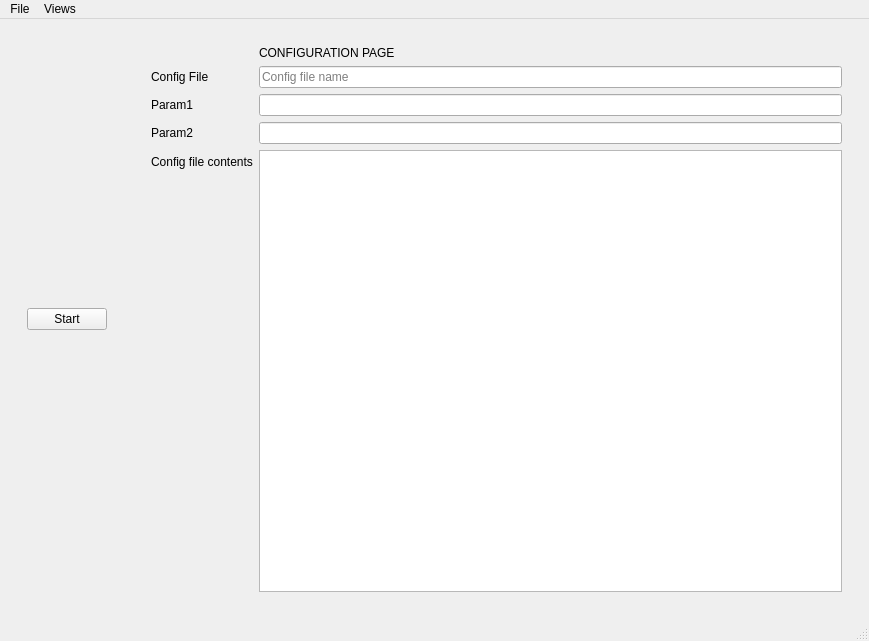
Before: the Qt Designer form DAQ/python/dwaDaqUI.ui in dunewires/ElectricalMethod, drawn with Qt 5.
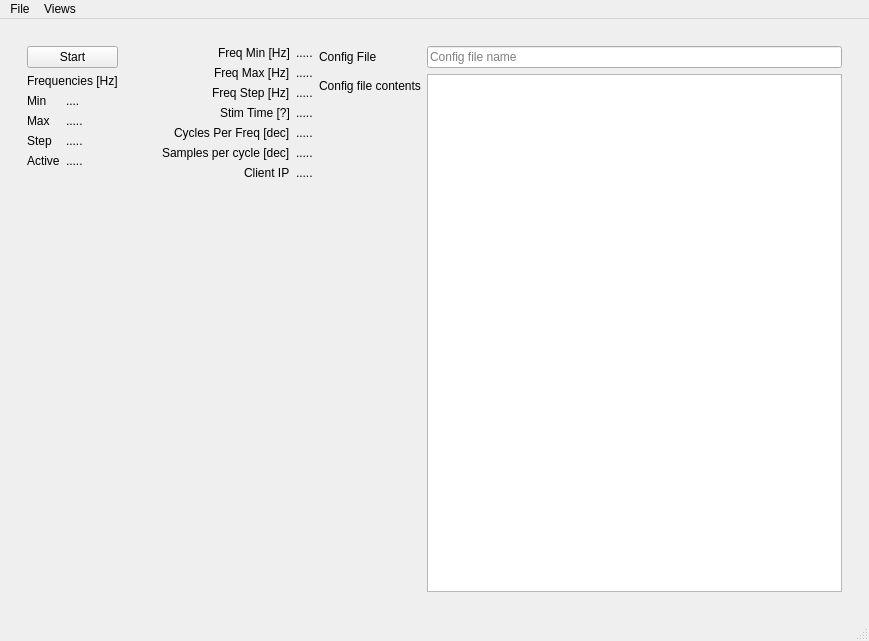
After: the same form once the commit is applied. Custom widgets are drawn as their Qt base class.

Commit message: config file echo and ampl plots

Diff of the .ui file:
```diff
--- a/DAQ/python/dwaDaqUI.ui
+++ b/DAQ/python/dwaDaqUI.ui
@@ -28,6 +28,79 @@
             </property>
            </widget>
           </item>
+          <item>
+           <layout class="QFormLayout" name="formLayout_3">
+            <property name="labelAlignment">
+             <set>Qt::AlignLeading|Qt::AlignLeft|Qt::AlignVCenter</set>
+            </property>
+            <property name="formAlignment">
+             <set>Qt::AlignLeading|Qt::AlignLeft|Qt::AlignTop</set>
+            </property>
+            <item row="0" column="0" colspan="2">
+             <widget class="QLabel" name="globalFreqHeading">
+              <property name="text">
+               <string>Frequencies [Hz]</string>
+              </property>
+             </widget>
+            </item>
+            <item row="1" column="0">
+             <widget class="QLabel" name="globalFreqMin_label">
+              <property name="text">
+               <string>Min</string>
+              </property>
+             </widget>
+            </item>
+            <item row="1" column="1">
+             <widget class="QLabel" name="globalFreqMin_val">
+              <property name="text">
+               <string>....</string>
+              </property>
+             </widget>
+            </item>
+            <item row="2" column="0">
+             <widget class="QLabel" name="globalFreqMax_label">
+              <property name="text">
+               <string>Max</string>
+              </property>
+             </widget>
+            </item>
+            <item row="2" column="1">
+             <widget class="QLabel" name="globalFreqMax_val">
+              <property name="text">
+               <string>.....</string>
+              </property>
+             </widget>
+            </item>
+            <item row="3" column="0">
+             <widget class="QLabel" name="globalFreqStep_label">
+              <property name="text">
+               <string>Step</string>
+              </property>
+             </widget>
+            </item>
+            <item row="3" column="1">
+             <widget class="QLabel" name="globalFreqStep_val">
+              <property name="text">
+               <string>.....</string>
+              </property>
+             </widget>
+            </item>
+            <item row="4" column="0">
+             <widget class="QLabel" name="globalFreqActive_label">
+              <property name="text">
+               <string>Active</string>
+              </property>
+             </widget>
+            </item>
+            <item row="4" column="1">
+             <widget class="QLabel" name="globalFreqActive_val">
+              <property name="text">
+               <string>.....</string>
+              </property>
+             </widget>
+            </item>
+           </layout>
+          </item>
          </layout>
         </widget>
        </item>
@@ -50,63 +123,151 @@
           <number>0</number>
          </property>
          <widget class="QWidget" name="page_config">
-          <layout class="QFormLayout" name="formLayout">
-           <item row="0" column="1">
-            <widget class="QLabel" name="configPage_label">
-             <property name="text">
-              <string>CONFIGURATION PAGE</string>
+          <layout class="QHBoxLayout" name="horizontalLayout_4" stretch="0,8">
+           <item>
+            <layout class="QFormLayout" name="formLayout_2">
+             <property name="labelAlignment">
+              <set>Qt::AlignRight|Qt::AlignTrailing|Qt::AlignVCenter</set>
              </property>
-            </widget>
-           </item>
-           <item row="1" column="1">
-            <widget class="QLineEdit" name="configFileName">
-             <property name="autoFillBackground">
-              <bool>false</bool>
+             <property name="formAlignment">
+              <set>Qt::AlignLeading|Qt::AlignLeft|Qt::AlignTop</set>
              </property>
-             <property name="text">
-              <string/>
-             </property>
-             <property name="placeholderText">
-              <string>Config file name</string>
-             </property>
-            </widget>
+             <item row="0" column="0">
+              <widget class="QLabel" name="freqMin_label">
+               <property name="text">
+                <string>Freq Min [Hz]</string>
+               </property>
+              </widget>
+             </item>
+             <item row="0" column="1">
+              <widget class="QLabel" name="freqMin_val">
+               <property name="text">
+                <string>.....</string>
+               </property>
+              </widget>
+             </item>
+             <item row="1" column="0">
+              <widget class="QLabel" name="freqMax_label">
+               <property name="text">
+                <string>Freq Max [Hz]</string>
+               </property>
+              </widget>
+             </item>
+             <item row="1" column="1">
+              <widget class="QLabel" name="freqMax_val">
+               <property name="text">
+                <string>.....</string>
+               </property>
+              </widget>
+             </item>
+             <item row="2" column="0">
+              <widget class="QLabel" name="freqStep_label">
+               <property name="text">
+                <string>Freq Step [Hz]</string>
+               </property>
+              </widget>
+             </item>
+             <item row="2" column="1">
+              <widget class="QLabel" name="freqStep_val">
+               <property name="text">
+                <string>.....</string>
+               </property>
+              </widget>
+             </item>
+             <item row="3" column="0">
+              <widget class="QLabel" name="stimTime_label">
+               <property name="text">
+                <string>Stim Time [?]</string>
+               </property>
+              </widget>
+             </item>
+             <item row="3" column="1">
+              <widget class="QLabel" name="stimTime_val">
+               <property name="text">
+                <string>.....</string>
+               </property>
+              </widget>
+             </item>
+             <item row="4" column="0">
+              <widget class="QLabel" name="cycPerFreq_label">
+               <property name="text">
+                <string>Cycles Per Freq [dec]</string>
+               </property>
+              </widget>
+             </item>
+             <item row="4" column="1">
+              <widget class="QLabel" name="cycPerFreq_val">
+               <property name="text">
+                <string>.....</string>
+               </property>
+              </widget>
+             </item>
+             <item row="5" column="0">
+              <widget class="QLabel" name="sampPerCyc_label">
+               <property name="text">
+                <string>Samples per cycle [dec]</string>
+               </property>
+              </widget>
+             </item>
+             <item row="5" column="1">
+              <widget class="QLabel" name="sampPerCyc_val">
+               <property name="text">
+                <string>.....</string>
+               </property>
+              </widget>
+             </item>
+             <item row="6" column="0">
+              <widget class="QLabel" name="clientIP_label">
+               <property name="text">
+                <string>Client IP</string>
+               </property>
+              </widget>
+             </item>
+             <item row="6" column="1">
+              <widget class="QLabel" name="clientIP_val">
+               <property name="text">
+                <string>.....</string>
+               </property>
+              </widget>
+             </item>
+            </layout>
            </item>
-           <item row="2" column="1">
-            <widget class="QLineEdit" name="param1Input"/>
-           </item>
-           <item row="3" column="1">
-            <widget class="QLineEdit" name="param2Input"/>
-           </item>
-           <item row="1" column="0">
-            <widget class="QLabel" name="configFileName_label">
-             <property name="text">
-              <string>Config File</string>
+           <item>
+            <layout class="QFormLayout" name="formLayout">
+             <property name="fieldGrowthPolicy">
+              <enum>QFormLayout::ExpandingFieldsGrow</enum>
              </property>
-            </widget>
-           </item>
-           <item row="2" column="0">
-            <widget class="QLabel" name="param1Input_label">
-             <property name="text">
-              <string>Param1</string>
-             </property>
-            </widget>
-           </item>
-           <item row="3" column="0">
-            <widget class="QLabel" name="param2Input_label">
-             <property name="text">
-              <string>Param2</string>
-             </property>
-            </widget>
-           </item>
-           <item row="4" column="1">
-            <widget class="QPlainTextEdit" name="configFileContents"/>
-           </item>
-           <item row="4" column="0">
-            <widget class="QLabel" name="configFileContents_label">
-             <property name="text">
-              <string>Config file contents</string>
-             </property>
-            </widget>
+             <item row="1" column="0">
+              <widget class="QLabel" name="configFileName_label">
+               <property name="text">
+                <string>Config File</string>
+               </property>
+              </widget>
+             </item>
+             <item row="1" column="1">
+              <widget class="QLineEdit" name="configFileName">
+               <property name="autoFillBackground">
+                <bool>false</bool>
+               </property>
+               <property name="text">
+                <string/>
+               </property>
+               <property name="placeholderText">
+                <string>Config file name</string>
+               </property>
+              </widget>
+             </item>
+             <item row="4" column="0">
+              <widget class="QLabel" name="configFileContents_label">
+               <property name="text">
+                <string>Config file contents</string>
+               </property>
+              </widget>
+             </item>
+             <item row="4" column="1">
+              <widget class="QPlainTextEdit" name="configFileContents"/>
+             </item>
+            </layout>
            </item>
           </layout>
          </widget>
```
The commit also changes 3 other files.
